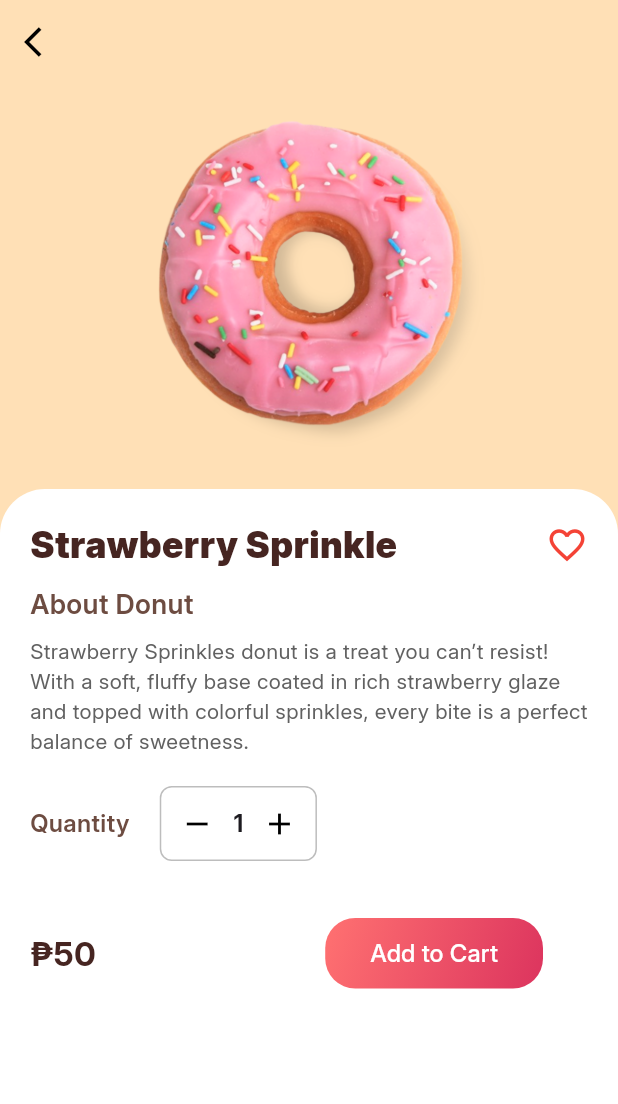
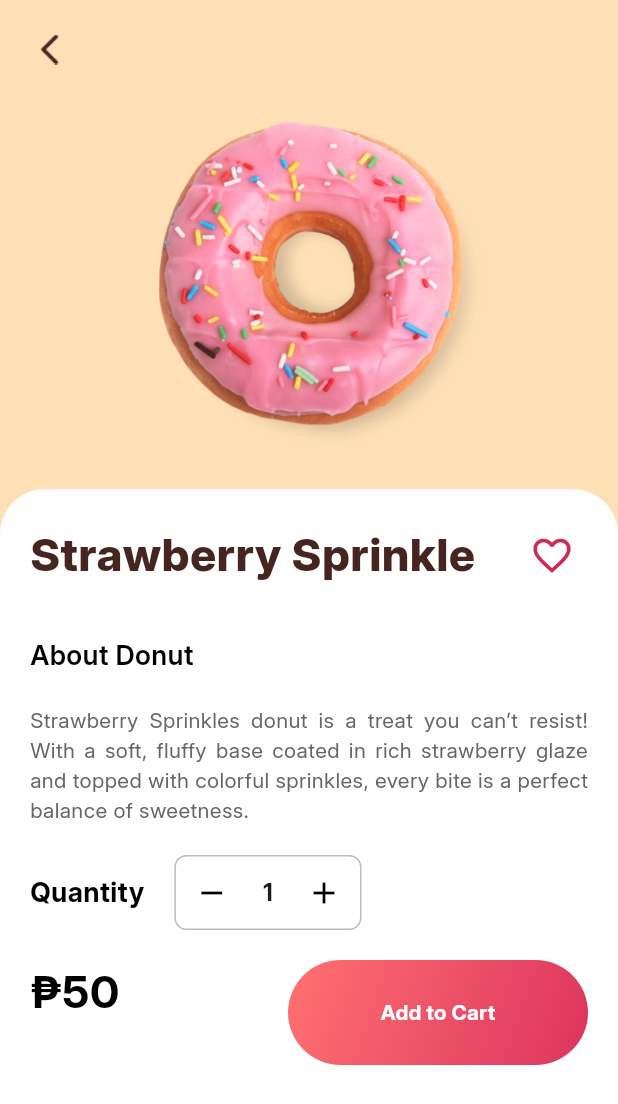
Before and after one commit to JakobPalomo/DoNut-Stop, a Flutter app: the screen it shows after launch, in the side drawer, after a tap on "About Donut", on a phone screen of 412 x 824 dp. Shown: the top 1104 px of the screen. Run offline on Flutter 3.47's test engine with Material 3 defaults, Android fonts, the phone set to English and light mode, and no system bars; our stand-ins replace font_awesome_flutter.

Commit message:
product and home page max widths

```diff
--- a/lib/main.dart
+++ b/lib/main.dart
@@ -274,7 +274,9 @@ class HomeTxtFieldSection extends StatelessWidget {
                     hintText: "HOME PAGE",
                     hintMaxLines: 2,
                     hintStyle: TextStyle(
-                        fontWeight: FontWeight.bold, color: Colors.black)),
+                        fontFamily: 'Inter',
+                        fontWeight: FontWeight.bold,
+                        color: Colors.black)),
               )),
             ],
           ),
@@ -389,7 +391,7 @@ class TxtCenter extends StatelessWidget {
   @override
   Widget build(BuildContext context) {
     return Padding(
-      padding: EdgeInsets.only(left: 40, right: 40),
+      padding: EdgeInsets.only(left: 40, right: 40, bottom: 25),
       child: Container(
         width: double.infinity,
         alignment: Alignment.center,
@@ -398,10 +400,10 @@ class TxtCenter extends StatelessWidget {
           child: Text(
             "At Donut Stop, every bite is a moment of pure joy! Whether you're craving a classic glazed, a chocolate-filled delight, or a unique new flavor. Life is too short to skip dessert, so why stop? Indulge in happiness, one donut at a time!",
             style: TextStyle(
+              fontFamily: 'Inter',
               fontSize: 14,
-              fontWeight: FontWeight.bold,
+              fontWeight: FontWeight.w600,
               color: Color(0xFFAD5F25),
-              fontFamily: 'Inter', // Apply Inter font
             ),
             textAlign: TextAlign.justify,
           ),
@@ -427,36 +429,35 @@ class BtnFieldSection extends StatelessWidget {
           children: [
             Expanded(
               child: Container(
+                width: double.infinity, // Take full width if wrapped
+                constraints: BoxConstraints(maxWidth: 200), // Limit max width
                 decoration: BoxDecoration(
-                  gradient: const LinearGradient(
+                  gradient: LinearGradient(
                     colors: [Color(0xFFFF7171), Color(0xFFDC345E)],
                     begin: Alignment.topLeft,
                     end: Alignment.bottomRight,
                   ),
-                  borderRadius: BorderRadius.circular(30),
+                  borderRadius: BorderRadius.circular(100),
                 ),
                 child: ElevatedButton(
-                  onPressed: () {
-                    Navigator.push(
-                      context,
-                      MaterialPageRoute(builder: (context) => LoginPage()),
-                    );
-                  },
+                  onPressed: () {},
                   style: ElevatedButton.styleFrom(
                     backgroundColor: Colors.transparent,
                     shadowColor: Colors.transparent,
-                    padding: const EdgeInsets.symmetric(vertical: 15),
                     shape: RoundedRectangleBorder(
-                      borderRadius: BorderRadius.circular(30),
+                      borderRadius: BorderRadius.circular(100),
                     ),
+                    padding: EdgeInsets.symmetric(vertical: 25),
                   ),
-                  child: const Text(
-                    "Get Started",
-                    style: TextStyle(
-                      fontSize: 14,
-                      fontWeight: FontWeight.bold,
-                      fontFamily: 'Inter',
-                      color: Colors.white,
+                  child: Center(
+                    child: Text(
+                      "Get Started",
+                      style: TextStyle(
+                        fontFamily: 'Inter',
+                        fontSize: 18,
+                        fontWeight: FontWeight.w700,
+                        color: Colors.white,
+                      ),
                     ),
                   ),
                 ),
--- a/lib/pages/product_page.dart
+++ b/lib/pages/product_page.dart
@@ -1,8 +1,26 @@
 import 'package:flutter/material.dart';
 
-class ProductPage extends StatelessWidget {
-  const ProductPage({super.key});
+class ProductPage extends StatefulWidget {
+  final bool isFavInitial;
 
+  ProductPage({
+    this.isFavInitial = false,
+  });
+
+  @override
+  _ProductPageState createState() => _ProductPageState();
+}
+
+class _ProductPageState extends State<ProductPage> {
+  late bool isFav;
+
+  @override
+  void initState() {
+    super.initState();
+    isFav = widget.isFavInitial;
+  }
+
+  @override
   @override
   Widget build(BuildContext context) {
     return MaterialApp(
@@ -17,9 +35,19 @@ class ProductPage extends StatelessWidget {
         appBar: AppBar(
           backgroundColor: Colors.transparent,
           elevation: 0,
-          leading: IconButton(
-            icon: Icon(Icons.arrow_back_ios, color: Colors.black),
-            onPressed: () => Navigator.pop(context),
+          scrolledUnderElevation: 0,
+          leading: Container(
+            margin: EdgeInsets.only(left: 10, top: 10),
+            child: IconButton(
+              icon: Image.asset(
+                'assets/icons/back.png',
+                width: 20,
+                height: 20,
+              ),
+              onPressed: () {
+                Navigator.of(context).pop();
+              },
+            ),
           ),
         ),
         body: Column(
@@ -42,7 +70,7 @@ class ProductPage extends StatelessWidget {
             // Product Details Section
             Expanded(
               child: Container(
-                padding: EdgeInsets.all(20),
+                width: double.infinity,
                 decoration: BoxDecoration(
                   color: Colors.white,
                   borderRadius: BorderRadius.only(
@@ -50,6 +78,11 @@ class ProductPage extends StatelessWidget {
                     topRight: Radius.circular(30),
                   ),
                 ),
+                child: Center(
+                  // Ensure maxWidth applies correctly
+                  child: Container(
+                    constraints: BoxConstraints(maxWidth: 800),
+                    padding: EdgeInsets.all(20),
                     child: Column(
                       crossAxisAlignment: CrossAxisAlignment.start,
                       children: [
@@ -57,18 +90,32 @@ class ProductPage extends StatelessWidget {
                         Row(
                           mainAxisAlignment: MainAxisAlignment.spaceBetween,
                           children: [
-                        Text(
+                            Expanded(
+                              child: Text(
                                 "Strawberry Sprinkle",
                                 style: TextStyle(
-                            fontSize: 24,
-                            fontWeight: FontWeight.w900, // Make the title bold
+                                  fontSize: 30,
+                                  fontWeight: FontWeight.w800,
                                   color: Color(0xFF462521),
                                 ),
+                                softWrap: true,
                               ),
-                        Icon(Icons.favorite_border, color: Colors.red, size: 28),
+                            ),
+                            IconButton(
+                              icon: Icon(
+                                size: 30,
+                                isFav ? Icons.favorite : Icons.favorite_border,
+                                color: Color(0xFFCA2E55),
+                              ),
+                              onPressed: () {
+                                setState(() {
+                                  isFav = !isFav;
+                                });
+                              },
+                            ),
                           ],
                         ),
-                    SizedBox(height: 10),
+                        SizedBox(height: 30),
 
                         // About Donut Description
                         Text(
@@ -76,30 +123,132 @@ class ProductPage extends StatelessWidget {
                           style: TextStyle(
                             fontSize: 18,
                             fontWeight: FontWeight.w600,
-                        color: Color(0xFF6D4C41),
+                            color: Colors.black,
                           ),
                         ),
-                    SizedBox(height: 8),
+                        SizedBox(height: 20),
                         Text(
                           "Strawberry Sprinkles donut is a treat you can’t resist! With a soft, fluffy base coated in rich strawberry glaze and topped with colorful sprinkles, every bite is a perfect balance of sweetness.",
-                      style: TextStyle(fontSize: 14, color: Colors.grey[700]),
+                          style: TextStyle(
+                            fontSize: 14,
+                            color: Color(0xFF666666),
+                          ),
+                          textAlign: TextAlign.justify,
                         ),
                         SizedBox(height: 20),
 
                         // Quantity Selector
                         Row(
-                      mainAxisAlignment: MainAxisAlignment.start,
                           children: [
                             Text(
                               "Quantity",
                               style: TextStyle(
-                            fontSize: 16,
-                            fontWeight: FontWeight.w600,
-                            color: Color(0xFF6D4C41),
+                                fontSize: 18,
+                                fontWeight: FontWeight.w700,
+                                color: Colors.black,
                               ),
                             ),
                             SizedBox(width: 20),
+                            QuantitySelector(),
+                          ],
+                        ),
+                        SizedBox(height: 20),
+
+                        // Price & Add to Cart Button
+                        SizedBox(
+                          width: double.infinity,
+                          child: Wrap(
+                            alignment: WrapAlignment.spaceBetween,
+                            spacing: 30,
+                            runSpacing: 30,
+                            children: [
+                              Text(
+                                "₱50",
+                                style: TextStyle(
+                                  fontSize: 30,
+                                  fontWeight: FontWeight.w700,
+                                  color: Colors.black,
+                                ),
+                              ),
                               Container(
+                                width: double
+                                    .infinity, // Take full width if wrapped
+                                constraints: BoxConstraints(
+                                    maxWidth: 200), // Limit max width
+                                decoration: BoxDecoration(
+                                  gradient: LinearGradient(
+                                    colors: [
+                                      Color(0xFFFF7171),
+                                      Color(0xFFDC345E)
+                                    ],
+                                    begin: Alignment.topLeft,
+                                    end: Alignment.bottomRight,
+                                  ),
+                                  borderRadius: BorderRadius.circular(100),
+                                ),
+                                child: ElevatedButton(
+                                  onPressed: () {},
+                                  style: ElevatedButton.styleFrom(
+                                    backgroundColor: Colors.transparent,
+                                    shadowColor: Colors.transparent,
+                                    shape: RoundedRectangleBorder(
+                                      borderRadius: BorderRadius.circular(100),
+                                    ),
+                                    padding: EdgeInsets.symmetric(vertical: 25),
+                                  ),
+                                  child: Center(
+                                    child: Text(
+                                      "Add to Cart",
+                                      style: TextStyle(
+                                        fontWeight: FontWeight.w700,
+                                        color: Colors.white,
+                                      ),
+                                    ),
+                                  ),
+                                ),
+                              ),
+                            ],
+                          ),
+                        ),
+                      ],
+                    ),
+                  ),
+                ),
+              ),
+            ),
+          ],
+        ),
+      ),
+    );
+  }
+}
+
+class QuantitySelector extends StatefulWidget {
+  @override
+  _QuantitySelectorState createState() => _QuantitySelectorState();
+}
+
+class _QuantitySelectorState extends State<QuantitySelector> {
+  int quantity = 1; // Initial quantity
+
+  void increaseQuantity() {
+    setState(() {
+      quantity++; // Increase quantity
+    });
+  }
+
+  void decreaseQuantity() {
+    if (quantity > 1) {
+      // Prevent negative values
+      setState(() {
+        quantity--; // Decrease quantity
+      });
+    }
+  }
+
+  @override
+  Widget build(BuildContext context) {
+    return Container(
       decoration: BoxDecoration(
         border: Border.all(color: Colors.black26),
         borderRadius: BorderRadius.circular(8),
@@ -109,68 +258,19 @@ class ProductPage extends StatelessWidget {
         children: [
           IconButton(
             icon: Icon(Icons.remove, color: Colors.black),
-                                onPressed: () {},
+            onPressed: decreaseQuantity, // Decrease on click
           ),
-                              Text("1",
-                                  style: TextStyle(
-                                      fontSize: 16, fontWeight: FontWeight.bold)),
+          SizedBox(width: 10),
+          Text(
+            "$quantity", // Display current quantity
+            style: TextStyle(fontSize: 16, fontWeight: FontWeight.bold),
+          ),
+          SizedBox(width: 10),
           IconButton(
             icon: Icon(Icons.add, color: Colors.black),
-                                onPressed: () {},
+            onPressed: increaseQuantity, // Increase on click
           ),
         ],
-                          ),
-                        ),
-                      ],
-                    ),
-                    SizedBox(height: 20),
-
-                    // Price & Add to Cart Button
-                    Row(
-                      mainAxisAlignment: MainAxisAlignment.spaceBetween,
-                      children: [
-                        Text(
-                          "₱50",
-                          style: TextStyle(
-                            fontSize: 22,
-                            fontWeight: FontWeight.bold,
-                            color: Color(0xFF462521),
-                          ),
-                        ),
-                        ElevatedButton(
-                          onPressed: () {},
-                          style: ElevatedButton.styleFrom(
-                            backgroundColor: Colors.transparent, // transparent background
-                            shadowColor: Colors.transparent, // No shadow effect
-                            shape: RoundedRectangleBorder(
-                              borderRadius: BorderRadius.circular(20),
-                            ),
-                            padding: EdgeInsets.symmetric(vertical: 18, horizontal: 30), // Bigger padding
-                          ),
-                          child: Container(
-                            decoration: BoxDecoration(
-                              gradient: LinearGradient(
-                                colors: [Color(0xFFFF7171), Color(0xFFDC345E)],
-                                begin: Alignment.topLeft,
-                                end: Alignment.bottomRight,
-                              ),
-                              borderRadius: BorderRadius.circular(20),
-                            ),
-                            padding: EdgeInsets.symmetric(vertical: 12, horizontal: 30),
-                            child: Text(
-                              "Add to Cart",
-                              style: TextStyle(fontSize: 16, color: Colors.white),
-                            ),
-                          ),
-                        ),
-                      ],
-                    ),
-                  ],
-                ),
-              ),
-            ),
-          ],
-        ),
       ),
     );
   }
```
Lines whose indentation alone changed are shown as unchanged.
